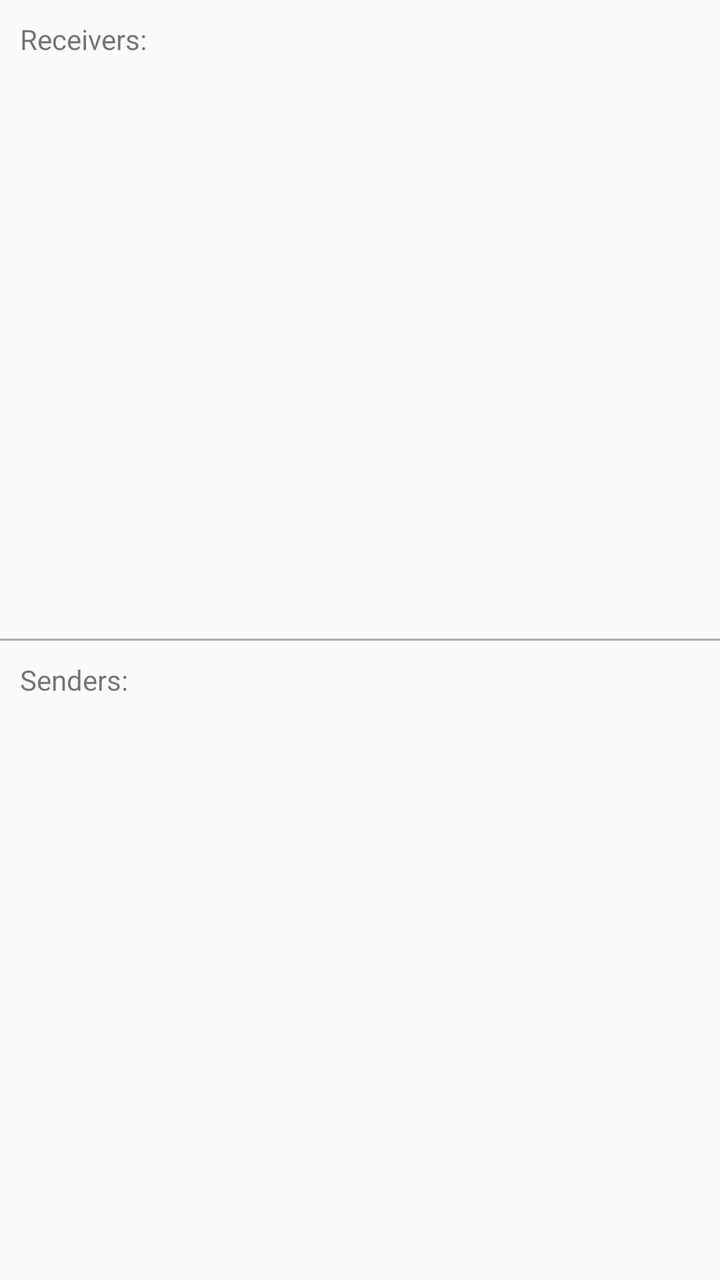
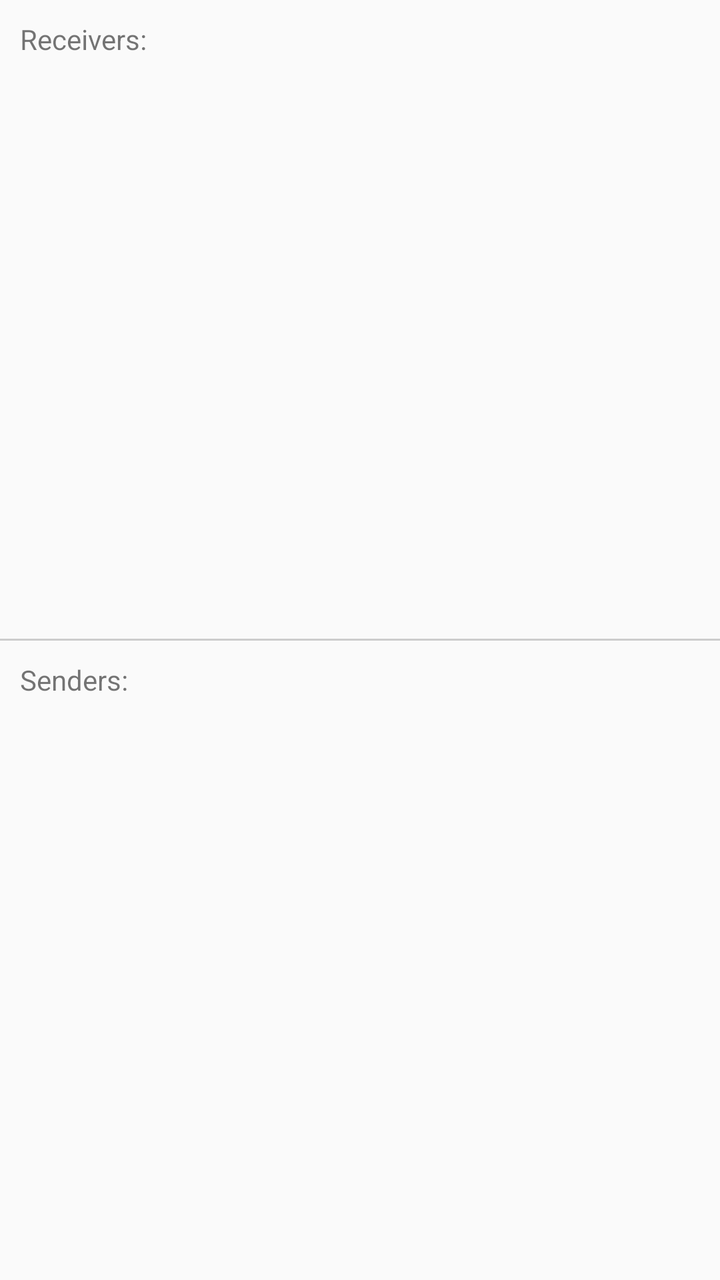

The first picture is an Android layout as it rendered before a commit; the second is the same layout after the commit. The layout source and the unified diff follow.
<!-- AndroidManifest.xml: application theme AppTheme -->
<!-- res/layout/things_activity.xml -->
<?xml version="1.0" encoding="utf-8"?>
<RelativeLayout xmlns:android="http://schemas.android.com/apk/res/android"
    android:orientation="vertical"
    android:layout_width="match_parent"
    android:layout_height="match_parent">

    <LinearLayout
        android:layout_width="match_parent"
        android:layout_height="wrap_content"
        android:orientation="vertical"
        android:id="@+id/linearLayout"
        android:layout_above="@+id/separator"
        android:layout_alignParentTop="true">

        <TextView
            android:layout_width="wrap_content"
            android:layout_height="wrap_content"
            android:textAppearance="?android:attr/textAppearanceSmall"
            android:text="@string/section_receiver"
            android:id="@+id/textView3"
            android:paddingLeft="10dp"
            android:paddingTop="10dp" />
    </LinearLayout>

    <View
        android:id="@+id/separator"
        android:layout_width="match_parent"
        android:layout_height="1dp"
        android:background="@android:color/darker_gray"
        android:layout_centerVertical="true"/>

    <LinearLayout
        android:layout_width="match_parent"
        android:layout_height="wrap_content"
        android:orientation="vertical"
        android:layout_below="@+id/separator"
        android:layout_alignParentStart="true"
        android:layout_alignParentBottom="true">

        <TextView
            android:layout_width="wrap_content"
            android:layout_height="wrap_content"
            android:textAppearance="?android:attr/textAppearanceSmall"
            android:text="@string/section_sender"
            android:id="@+id/textView4"
            android:layout_marginBottom="95dp"
            android:paddingLeft="10dp"
            android:paddingTop="10dp" />
    </LinearLayout>

</RelativeLayout>
<!-- resources referenced by this layout -->
<resources>
  <string name="section_receiver">Receivers:</string>
  <string name="section_sender">Senders:</string>
  <style name="AppTheme" parent="Theme.AppCompat.Light.DarkActionBar">
          
      </style>
</resources>

<!-- the commit's change to res/layout/things_activity.xml (unified diff, before → after) -->
@@ -5,7 +5,7 @@
     android:layout_height="match_parent">
 
     <LinearLayout
-        android:layout_width="match_parent"
+        android:layout_width="wrap_content"
         android:layout_height="wrap_content"
         android:orientation="vertical"
         android:id="@+id/linearLayout"
@@ -19,14 +19,27 @@
             android:text="@string/section_receiver"
             android:id="@+id/textView3"
             android:paddingLeft="10dp"
-            android:paddingTop="10dp" />
+            android:paddingTop="10dp"
+            android:paddingBottom="5dp" />
+
+        <GridView
+            android:layout_width="wrap_content"
+            android:layout_height="match_parent"
+            android:numColumns="auto_fit"
+            android:id="@+id/receivers_holder"
+            android:verticalSpacing="10dp"
+            android:horizontalSpacing="10dp"
+            android:paddingEnd="5dp"
+            android:paddingStart="5dp"
+            android:columnWidth="60dp"
+            android:drawSelectorOnTop="true"/>
     </LinearLayout>
 
     <View
         android:id="@+id/separator"
         android:layout_width="match_parent"
         android:layout_height="1dp"
-        android:background="@android:color/darker_gray"
+        android:background="#cccccc"
         android:layout_centerVertical="true"/>
 
     <LinearLayout
@@ -35,7 +48,8 @@
         android:orientation="vertical"
         android:layout_below="@+id/separator"
         android:layout_alignParentStart="true"
-        android:layout_alignParentBottom="true">
+        android:layout_alignParentBottom="true"
+        android:weightSum="1">
 
         <TextView
             android:layout_width="wrap_content"
@@ -43,9 +57,22 @@
             android:textAppearance="?android:attr/textAppearanceSmall"
             android:text="@string/section_sender"
             android:id="@+id/textView4"
-            android:layout_marginBottom="95dp"
             android:paddingLeft="10dp"
-            android:paddingTop="10dp" />
+            android:paddingTop="10dp"
+            android:paddingBottom="5dp" />
+
+        <GridView
+            android:layout_width="wrap_content"
+            android:layout_height="match_parent"
+            android:numColumns="auto_fit"
+            android:id="@+id/senders_holder"
+            android:verticalSpacing="10dp"
+            android:horizontalSpacing="10dp"
+            android:paddingEnd="5dp"
+            android:paddingStart="5dp"
+            android:columnWidth="60dp"
+            android:drawSelectorOnTop="true" />
+
     </LinearLayout>
 
 </RelativeLayout>
